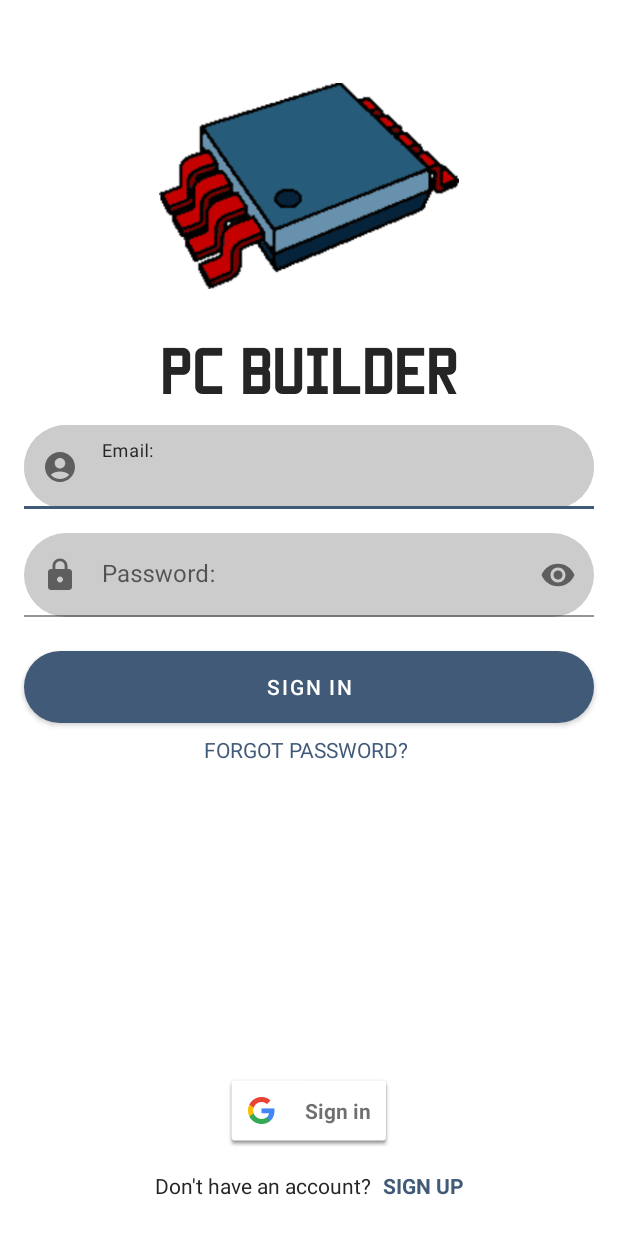
After one commit to umbyf117/PCBuilder, an Android app: the layout login_screen.xml on its own in the app's theme, with its tools: preview values and no code run, on a phone screen of 412 x 824 dp. The commit adds this screen. Run offline under Robolectric (Android 15) with nearby library versions, the phone set to English and light mode, and no system bars.

Commit message:
Updated Login Screen

```diff
--- /dev/null
+++ b/app/src/main/res/drawable/shape_round.xml
@@ -0,0 +1,6 @@
+<?xml version="1.0" encoding="utf-8"?>
+<shape xmlns:android="http://schemas.android.com/apk/res/android"
+        android:shape="rectangle">
+        <corners android:radius="30dp" />
+        <solid android:color="@color/background_light" />
+</shape>
--- /dev/null
+++ b/app/src/main/res/layout/login_screen.xml
@@ -0,0 +1,177 @@
+<?xml version="1.0" encoding="utf-8"?>
+<androidx.constraintlayout.widget.ConstraintLayout xmlns:android="http://schemas.android.com/apk/res/android"
+    xmlns:app="http://schemas.android.com/apk/res-auto"
+    xmlns:tools="http://schemas.android.com/tools"
+    android:id="@+id/login_screen"
+    android:layout_width="match_parent"
+    android:layout_height="match_parent"
+    tools:context=".ui.LoginActivity">
+
+    <ImageView
+        android:id="@+id/logo1"
+        android:layout_width="200dp"
+        android:layout_height="200dp"
+        android:layout_marginTop="24dp"
+        android:contentDescription="@string/logo"
+        app:layout_constraintEnd_toEndOf="parent"
+        app:layout_constraintStart_toStartOf="parent"
+        app:layout_constraintTop_toTopOf="parent"
+        app:srcCompat="@drawable/pcbuilder" />
+
+    <TextView
+        android:id="@+id/txtLogin"
+        android:layout_width="wrap_content"
+        android:layout_height="wrap_content"
+        android:fontFamily="@font/manteka"
+        android:shadowColor="#000000"
+        android:text="@string/app_name"
+        android:textColor="@color/text_light"
+        android:textSize="34sp"
+        android:textStyle="bold"
+        app:layout_constraintEnd_toStartOf="@+id/guideDx"
+        app:layout_constraintStart_toStartOf="@+id/guideSx"
+        app:layout_constraintTop_toBottomOf="@+id/logo1" />
+
+    <androidx.constraintlayout.widget.Guideline
+        android:id="@+id/guideSx"
+        android:layout_width="wrap_content"
+        android:layout_height="wrap_content"
+        android:orientation="vertical"
+        app:layout_constraintGuide_begin="16dp" />
+
+    <androidx.constraintlayout.widget.Guideline
+        android:id="@+id/guideDx"
+        android:layout_width="wrap_content"
+        android:layout_height="wrap_content"
+        android:orientation="vertical"
+        app:layout_constraintGuide_end="16dp" />
+
+    <androidx.constraintlayout.widget.Guideline
+        android:id="@+id/guideBot"
+        android:layout_width="wrap_content"
+        android:layout_height="wrap_content"
+        android:orientation="horizontal"
+        app:layout_constraintGuide_end="24dp" />
+
+    <com.google.android.material.textfield.TextInputLayout
+        android:id="@+id/textInputMail"
+        android:layout_width="0dp"
+        android:layout_height="wrap_content"
+        android:layout_marginTop="16dp"
+        android:background="@drawable/shape_round"
+        app:hintTextColor="@color/text_light"
+        app:layout_constraintEnd_toEndOf="@id/guideDx"
+        app:layout_constraintStart_toEndOf="@id/guideSx"
+        app:layout_constraintTop_toBottomOf="@+id/txtLogin"
+        app:startIconDrawable="@drawable/ic_account">
+
+
+        <EditText
+            android:id="@+id/txtMail"
+            android:layout_width="match_parent"
+            android:layout_height="wrap_content"
+            android:background="@drawable/shape_round"
+            android:hint="@string/mail"
+            android:autofillHints="emailAddress"
+            android:inputType="textEmailAddress"
+            tools:ignore="SpeakableTextPresentCheck" />
+    </com.google.android.material.textfield.TextInputLayout>
+
+    <com.google.android.material.textfield.TextInputLayout
+        android:id="@+id/textInputPass"
+        android:layout_width="0dp"
+        android:layout_height="wrap_content"
+        android:layout_marginTop="16dp"
+
+        app:layout_constraintEnd_toEndOf="@id/guideDx"
+        app:layout_constraintStart_toEndOf="@id/guideSx"
+        app:layout_constraintTop_toBottomOf="@+id/textInputMail"
+        app:passwordToggleEnabled="true"
+        app:startIconDrawable="@drawable/ic_baseline_lock_24">
+
+        <EditText
+            android:id="@+id/txtPassword"
+            android:layout_width="match_parent"
+            android:layout_height="wrap_content"
+            android:autofillHints="password"
+            android:background="@drawable/shape_round"
+            android:hint="@string/password"
+            android:inputType="textPassword"
+            tools:ignore="SpeakableTextPresentCheck" />
+
+    </com.google.android.material.textfield.TextInputLayout>
+
+    <Button
+        android:id="@+id/logButton"
+        android:layout_width="0dp"
+        android:layout_height="wrap_content"
+        android:layout_marginTop="16dp"
+        android:background="@drawable/shape_round"
+        android:backgroundTintMode="add"
+        android:text="@string/login"
+        android:textAlignment="center"
+        android:textAllCaps="true"
+        app:layout_constraintBottom_toBottomOf="parent"
+        app:layout_constraintEnd_toStartOf="@+id/guideDx"
+        app:layout_constraintHorizontal_bias="1.0"
+        app:layout_constraintStart_toStartOf="@+id/guideSx"
+        app:layout_constraintTop_toBottomOf="@+id/textInputPass"
+        app:layout_constraintVertical_bias="0.019" />
+
+    <TextView
+        android:id="@+id/noAcc"
+        android:layout_width="wrap_content"
+        android:layout_height="wrap_content"
+        android:layout_marginEnd="8dp"
+        android:text="Don't have an account?"
+        android:textColor="@color/text_light"
+        app:layout_constraintBottom_toTopOf="@+id/guideBot"
+        app:layout_constraintEnd_toStartOf="@+id/regButton"
+        app:layout_constraintHorizontal_bias="0.5"
+        app:layout_constraintHorizontal_chainStyle="packed"
+        app:layout_constraintLeft_toLeftOf="parent"
+        app:layout_constraintRight_toRightOf="parent"
+        app:layout_constraintStart_toStartOf="parent" />
+
+
+    <com.google.android.gms.common.SignInButton
+        android:id="@+id/sign_in_google"
+        android:layout_width="wrap_content"
+        android:layout_height="wrap_content"
+        android:layout_centerHorizontal="true"
+        android:layout_marginBottom="16dp"
+        app:layout_constraintBottom_toTopOf="@+id/noAcc"
+        app:layout_constraintEnd_toStartOf="@+id/guideDx"
+        app:layout_constraintStart_toStartOf="@+id/guideSx" />
+
+    <TextView
+        android:id="@+id/forgetPassword"
+        android:layout_width="wrap_content"
+        android:layout_height="wrap_content"
+        android:layout_marginTop="8dp"
+        android:layout_weight="1"
+        android:clickable="true"
+        android:text="@string/forgpass"
+        android:textAlignment="center"
+        android:textAllCaps="true"
+        android:textColor="@color/blue"
+        app:layout_constraintEnd_toStartOf="@+id/guideDx"
+        app:layout_constraintHorizontal_bias="0.492"
+        app:layout_constraintStart_toStartOf="@+id/guideSx"
+        app:layout_constraintTop_toBottomOf="@+id/logButton" />
+
+    <TextView
+        android:id="@+id/regButton"
+        android:layout_width="wrap_content"
+        android:layout_height="wrap_content"
+        android:backgroundTint="#3F8138"
+        android:text="@string/register"
+        android:textAllCaps="true"
+        android:textColor="@color/blue"
+        android:textStyle="bold"
+        app:layout_constraintBaseline_toBaselineOf="@+id/noAcc"
+        app:layout_constraintEnd_toEndOf="parent"
+        app:layout_constraintHorizontal_bias="0.5"
+        app:layout_constraintStart_toEndOf="@+id/noAcc" />
+
+</androidx.constraintlayout.widget.ConstraintLayout>
--- a/app/src/main/res/values/strings.xml
+++ b/app/src/main/res/values/strings.xml
@@ -1,7 +1,7 @@
 <resources>
-    <string name="app_name">SocialGaming</string>
-    <string name="login">Login</string>
-    <string name="register">Register</string>
+    <string name="app_name">PC Builder</string>
+    <string name="login">Sign In</string>
+    <string name="register">Sign Up</string>
     <string name="username">Username:</string>
     <string name="nome">First Name:</string>
     <string name="cognome">Last Name:</string>
@@ -10,7 +10,7 @@
     <string name="password">Password:</string>
     <string name="confReg">Confirm Registration</string>
     <string name="forgpass">Forgot Password?</string>
-    <string name="regButton">Register</string>
+    <string name="regButton">Sign Up</string>
     <string name="confPass">Confirm Password:</string>
 
     <!-- Preference Titles -->
@@ -34,7 +34,7 @@
     <string name="nav_header_title">SocialGaming</string>
     <string name="nav_header_subtitle">sussygnanus@amongo.sus</string>
     <string name="nav_header_desc">Header</string>
-    <string name="logo">\"SocialGaming\"</string>
+    <string name="logo">\"PC Builder\"</string>
     <string name="email">\"email\"</string>
     <string name="forgot_password">\"Forgot Password?\"</string>
     <!-- TODO: Remove or change this placeholder text -->
--- a/app/src/main/res/values/themes.xml
+++ b/app/src/main/res/values/themes.xml
@@ -2,8 +2,8 @@
     <!-- Base application theme. -->
     <style name="Theme.SocialGaming" parent="Theme.MaterialComponents.DayNight.DarkActionBar">
         <!-- Primary brand color. -->
-        <item name="colorPrimary">@color/purple_500</item>
-        <item name="colorPrimaryVariant">@color/purple_700</item>
+        <item name="colorPrimary">@color/blue</item>
+        <item name="colorPrimaryVariant">@color/blue_dark</item>
         <item name="colorOnPrimary">@color/white</item>
         <!-- Secondary brand color. -->
         <item name="colorSecondary">@color/teal_200</item>
@@ -12,7 +12,7 @@
         <!-- Status bar color. -->
         <item name="android:statusBarColor">?attr/colorPrimaryVariant</item>
         <!-- Customize your theme here. -->
-        <item name="windowActionBar">false</item>
+        <item name="windowActionBar">true</item>
         <item name="windowNoTitle">true</item>
     </style>
 
```
Also changed, not shown: app/src/main/java/com/example/socialgaming/ui/LoginActivity.java (+67 -158 lines), app/src/main/res/font/builder.xml (added, +15 -0 lines), app/src/main/res/values/colors.xml (+10 -11 lines), app/src/main/res/drawable/pcbuilder.png (added), app/src/main/res/font/jurabold.ttf (added), app/src/main/res/font/juralight.ttf (added), app/src/main/res/font/juramedium.ttf (added), app/src/main/res/font/juraregular.ttf (added), app/src/main/res/font/jurasemibold.ttf (added), app/src/main/res/font/manteka.ttf (added).
